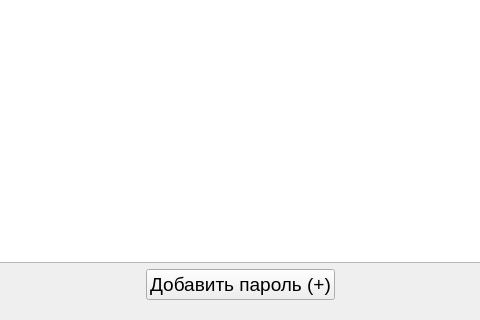
Before: the Qt Designer form res/ui/passwordsManagerForm.ui in Aredking/Password-Manager, drawn with Qt 5; both pictures show x 159 to 639 and y 280 to 600 of the 800 by 600 pixel window.
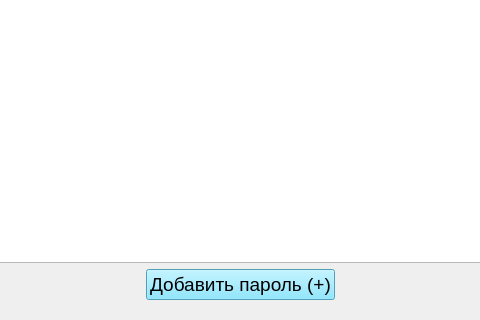
After: the same form once the commit is applied.

Patch:
```diff
--- a/res/ui/passwordsManagerForm.ui
+++ b/res/ui/passwordsManagerForm.ui
@@ -90,6 +90,9 @@
        <property name="layoutDirection">
         <enum>Qt::LeftToRight</enum>
        </property>
+       <property name="styleSheet">
+        <string notr="true">            background-color: #6fe0ff;</string>
+       </property>
        <property name="text">
         <string>Добавить пароль (+)</string>
        </property>
```
Left out of the diff: 10 changed lines with no effect on the pictures.
